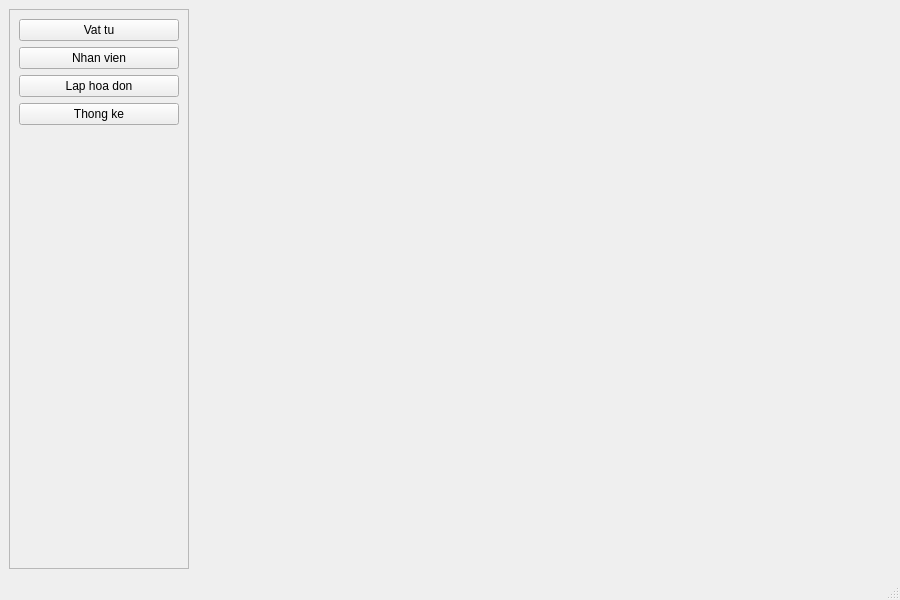
MinhKhang-ti/QuanLyVatTu, file mainwindow.ui: the form before one commit.
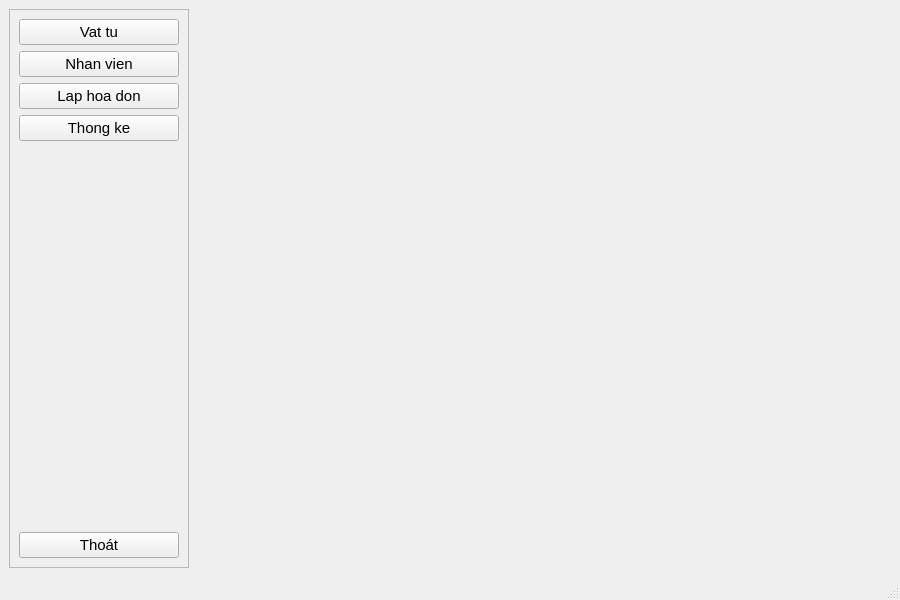
The form after the commit.

The edit to the form file:
```diff
--- a/mainwindow.ui
+++ b/mainwindow.ui
@@ -13,6 +13,11 @@
   <property name="windowTitle">
    <string>Quan Ly Nhap Xuat Vat Tu</string>
   </property>
+  <property name="font">
+   <font>
+    <pointsize>11</pointsize>
+   </font>
+  </property>
   <widget class="QWidget" name="centralwidget">
    <layout class="QHBoxLayout" name="mainLayout">
     <item>
@@ -77,6 +82,13 @@
          </property>
         </spacer>
        </item>
+       <item>
+        <widget class="QPushButton" name="btnThoat">
+         <property name="text">
+          <string>Thoát</string>
+         </property>
+        </widget>
+       </item>
       </layout>
      </widget>
     </item>
```
